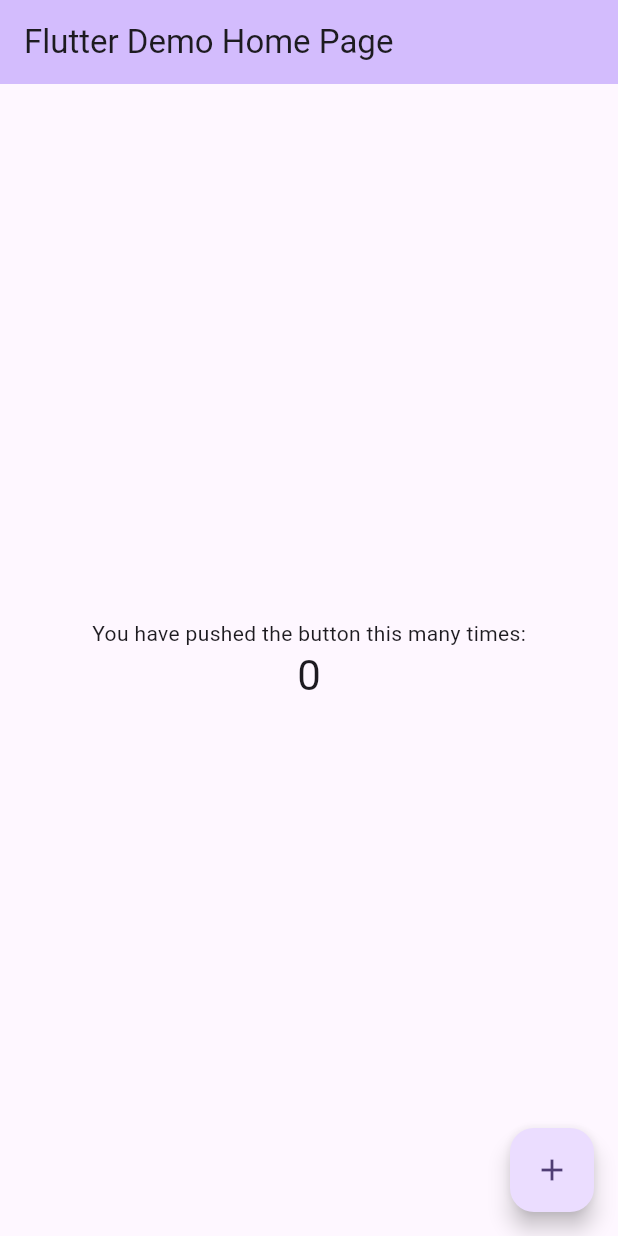
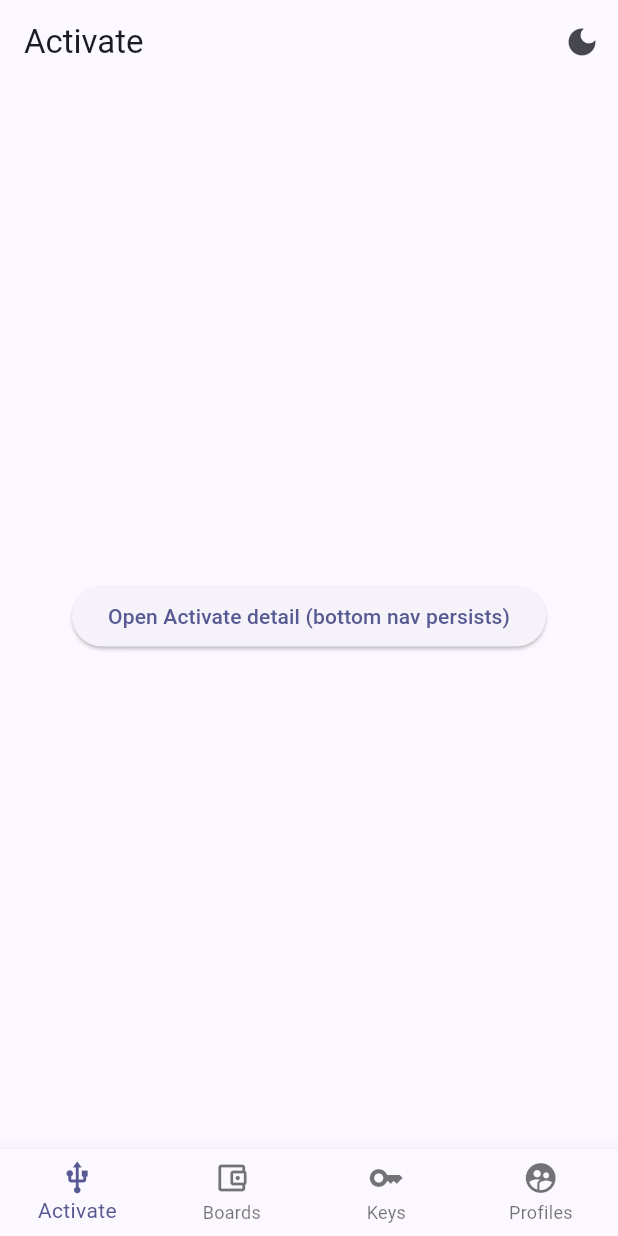
Before and after one commit to ah2727/qrcodescanner, a Flutter app: the screen it shows after launch, on a phone screen of 412 x 824 dp. Run offline on Flutter 3.47's test engine with Material 3 defaults, Android fonts, the phone set to English and light mode, and no system bars.

Commit message:
add base of page

```diff
--- /dev/null
+++ b/lib/app/app_shell.dart
@@ -0,0 +1,71 @@
+import 'package:flutter/material.dart';
+import '../common/widgets/bottom_nav.dart';
+import '../features/activate/view/activate_page.dart';
+import '../features/boards/view/boards_page.dart';
+import '../features/keys/view/keys_page.dart';
+import '../features/profiles/view/profiles_page.dart';
+
+enum TabItem { activate, boards, keys, profiles }
+
+class AppShell extends StatefulWidget {
+  const AppShell({super.key});
+  @override
+  State<AppShell> createState() => _AppShellState();
+}
+
+class _AppShellState extends State<AppShell> {
+  int _current = 0;
+
+  final _navKeys = <TabItem, GlobalKey<NavigatorState>>{
+    TabItem.activate: GlobalKey<NavigatorState>(),
+    TabItem.boards:   GlobalKey<NavigatorState>(),
+    TabItem.keys:     GlobalKey<NavigatorState>(),
+    TabItem.profiles: GlobalKey<NavigatorState>(),
+  };
+
+  Future<bool> _onWillPop() async {
+    final key = _navKeys[TabItem.values[_current]]!;
+    if (key.currentState?.canPop() ?? false) {
+      key.currentState!.pop();
+      return false;
+    }
+    return true;
+  }
+
+  @override
+  Widget build(BuildContext context) {
+    return WillPopScope(
+      onWillPop: _onWillPop,
+      child: Scaffold(
+        body: IndexedStack(
+          index: _current,
+          children: [
+            _TabNavigator(navigatorKey: _navKeys[TabItem.activate]!, root: const ActivatePage()),
+            _TabNavigator(navigatorKey: _navKeys[TabItem.boards]!,   root: const BoardsPage()),
+            _TabNavigator(navigatorKey: _navKeys[TabItem.keys]!,     root: const KeysPage()),
+            _TabNavigator(navigatorKey: _navKeys[TabItem.profiles]!, root: const ProfilesPage()),
+          ],
+        ),
+        bottomNavigationBar: BottomNav(
+          currentIndex: _current,
+          onTap: (i) => setState(() => _current = i),
+        ),
+      ),
+    );
+  }
+}
+
+class _TabNavigator extends StatelessWidget {
+  final GlobalKey<NavigatorState> navigatorKey;
+  final Widget root;
+  const _TabNavigator({required this.navigatorKey, required this.root});
+
+  @override
+  Widget build(BuildContext context) {
+    return Navigator(
+      key: navigatorKey,
+      onGenerateRoute: (settings) =>
+          MaterialPageRoute(builder: (_) => root, settings: settings),
+    );
+  }
+}
--- /dev/null
+++ b/lib/common/widgets/bottom_nav.dart
@@ -0,0 +1,23 @@
+import 'package:flutter/material.dart';
+
+class BottomNav extends StatelessWidget {
+  final int currentIndex;
+  final ValueChanged<int> onTap;
+
+  const BottomNav({super.key, required this.currentIndex, required this.onTap});
+
+  @override
+  Widget build(BuildContext context) {
+    return BottomNavigationBar(
+      currentIndex: currentIndex,
+      onTap: onTap,
+      type: BottomNavigationBarType.fixed,
+      items: const [
+        BottomNavigationBarItem(icon: Icon(Icons.usb), label: 'Activate'),
+        BottomNavigationBarItem(icon: Icon(Icons.account_balance_wallet_outlined), label: 'Boards'),
+        BottomNavigationBarItem(icon: Icon(Icons.key), label: 'Keys'),
+        BottomNavigationBarItem(icon: Icon(Icons.supervised_user_circle), label: 'Profiles'),
+      ],
+    );
+  }
+}
--- /dev/null
+++ b/lib/core/theme/theme_controller.dart
@@ -0,0 +1,11 @@
+import 'package:flutter/material.dart';
+
+class ThemeController extends ChangeNotifier {
+  ThemeMode _mode = ThemeMode.system;
+  ThemeMode get mode => _mode;
+
+  void toggle() {
+    _mode = (_mode == ThemeMode.dark) ? ThemeMode.light : ThemeMode.dark;
+    notifyListeners();
+  }
+}
--- /dev/null
+++ b/lib/features/activate/view/activate_page.dart
@@ -0,0 +1,43 @@
+import 'package:flutter/material.dart';
+import 'package:provider/provider.dart';
+import '../../../core/theme/theme_controller.dart';
+
+class ActivatePage extends StatelessWidget {
+  const ActivatePage({super.key});
+
+  @override
+  Widget build(BuildContext context) {
+    final isDark = Theme.of(context).brightness == Brightness.dark;
+    return Scaffold(
+      appBar: AppBar(
+        title: const Text('Activate'),
+        actions: [
+          IconButton(
+            tooltip: isDark ? 'Light mode' : 'Dark mode',
+            icon: Icon(isDark ? Icons.light_mode : Icons.dark_mode),
+            onPressed: () => context.read<ThemeController>().toggle(),
+          ),
+        ],
+      ),
+      body: Center(
+        child: ElevatedButton(
+          onPressed: () => Navigator.of(context).push(
+            MaterialPageRoute(builder: (_) => const _ActivateDetail()),
+          ),
+          child: const Text('Open Activate detail (bottom nav persists)'),
+        ),
+      ),
+    );
+  }
+}
+
+class _ActivateDetail extends StatelessWidget {
+  const _ActivateDetail({super.key});
+  @override
+  Widget build(BuildContext context) {
+    return Scaffold(
+      appBar: AppBar(title: const Text('Activate Detail')),
+      body: const Center(child: Text('Detail content')),
+    );
+  }
+}
--- a/lib/main.dart
+++ b/lib/main.dart
@@ -1,122 +1,25 @@
 import 'package:flutter/material.dart';
+import 'app/app_shell.dart';
 
-void main() {
-  runApp(const MyApp());
-}
+void main() => runApp(const MyApp());
 
 class MyApp extends StatelessWidget {
   const MyApp({super.key});
-
-  // This widget is the root of your application.
   @override
   Widget build(BuildContext context) {
+    final scheme = ColorScheme.fromSeed(seedColor: const Color(0xFF646CFF));
     return MaterialApp(
-      title: 'Flutter Demo',
-      theme: ThemeData(
-        // This is the theme of your application.
-        //
-        // TRY THIS: Try running your application with "flutter run". You'll see
-        // the application has a purple toolbar. Then, without quitting the app,
-        // try changing the seedColor in the colorScheme below to Colors.green
-        // and then invoke "hot reload" (save your changes or press the "hot
-        // reload" button in a Flutter-supported IDE, or press "r" if you used
-        // the command line to start the app).
-        //
-        // Notice that the counter didn't reset back to zero; the application
-        // state is not lost during the reload. To reset the state, use hot
-        // restart instead.
-        //
-        // This works for code too, not just values: Most code changes can be
-        // tested with just a hot reload.
-        colorScheme: ColorScheme.fromSeed(seedColor: Colors.deepPurple),
+      debugShowCheckedModeBanner: false,
+      theme: ThemeData(useMaterial3: true, colorScheme: scheme),
+      darkTheme: ThemeData(
+        useMaterial3: true,
+        colorScheme: ColorScheme.fromSeed(
+          seedColor: const Color(0xFF646CFF),
+          brightness: Brightness.dark,
+        ),
       ),
-      home: const MyHomePage(title: 'Flutter Demo Home Page'),
+      themeMode: ThemeMode.system,
+      home: const AppShell(),
     );
   }
 }
-
-class MyHomePage extends StatefulWidget {
-  const MyHomePage({super.key, required this.title});
-
-  // This widget is the home page of your application. It is stateful, meaning
-  // that it has a State object (defined below) that contains fields that affect
-  // how it looks.
-
-  // This class is the configuration for the state. It holds the values (in this
-  // case the title) provided by the parent (in this case the App widget) and
-  // used by the build method of the State. Fields in a Widget subclass are
-  // always marked "final".
-
-  final String title;
-
-  @override
-  State<MyHomePage> createState() => _MyHomePageState();
-}
-
-class _MyHomePageState extends State<MyHomePage> {
-  int _counter = 0;
-
-  void _incrementCounter() {
-    setState(() {
-      // This call to setState tells the Flutter framework that something has
-      // changed in this State, which causes it to rerun the build method below
-      // so that the display can reflect the updated values. If we changed
-      // _counter without calling setState(), then the build method would not be
-      // called again, and so nothing would appear to happen.
-      _counter++;
-    });
-  }
-
-  @override
-  Widget build(BuildContext context) {
-    // This method is rerun every time setState is called, for instance as done
-    // by the _incrementCounter method above.
-    //
-    // The Flutter framework has been optimized to make rerunning build methods
-    // fast, so that you can just rebuild anything that needs updating rather
-    // than having to individually change instances of widgets.
-    return Scaffold(
-      appBar: AppBar(
-        // TRY THIS: Try changing the color here to a specific color (to
-        // Colors.amber, perhaps?) and trigger a hot reload to see the AppBar
-        // change color while the other colors stay the same.
-        backgroundColor: Theme.of(context).colorScheme.inversePrimary,
-        // Here we take the value from the MyHomePage object that was created by
-        // the App.build method, and use it to set our appbar title.
-        title: Text(widget.title),
-      ),
-      body: Center(
-        // Center is a layout widget. It takes a single child and positions it
-        // in the middle of the parent.
-        child: Column(
-          // Column is also a layout widget. It takes a list of children and
-          // arranges them vertically. By default, it sizes itself to fit its
-          // children horizontally, and tries to be as tall as its parent.
-          //
-          // Column has various properties to control how it sizes itself and
-          // how it positions its children. Here we use mainAxisAlignment to
-          // center the children vertically; the main axis here is the vertical
-          // axis because Columns are vertical (the cross axis would be
-          // horizontal).
-          //
-          // TRY THIS: Invoke "debug painting" (choose the "Toggle Debug Paint"
-          // action in the IDE, or press "p" in the console), to see the
-          // wireframe for each widget.
-          mainAxisAlignment: MainAxisAlignment.center,
-          children: <Widget>[
-            const Text('You have pushed the button this many times:'),
-            Text(
-              '$_counter',
-              style: Theme.of(context).textTheme.headlineMedium,
-            ),
-          ],
-        ),
-      ),
-      floatingActionButton: FloatingActionButton(
-        onPressed: _incrementCounter,
-        tooltip: 'Increment',
-        child: const Icon(Icons.add),
-      ), // This trailing comma makes auto-formatting nicer for build methods.
-    );
-  }
-}
--- a/pubspec.yaml
+++ b/pubspec.yaml
@@ -34,6 +34,7 @@ dependencies:
   # The following adds the Cupertino Icons font to your application.
   # Use with the CupertinoIcons class for iOS style icons.
   cupertino_icons: ^1.0.8
+  provider: ^6.1.5
 
 dev_dependencies:
   flutter_test:
```
Also changed, not shown: lib/core/theme/app_theme.dart (added, +13 -0 lines), lib/features/boards/view/boards_page.dart (added, +43 -0 lines), lib/features/keys/view/keys_page.dart (added, +43 -0 lines), lib/features/profiles/view/profiles_page.dart (added, +43 -0 lines), pubspec.lock, 1 other file.
